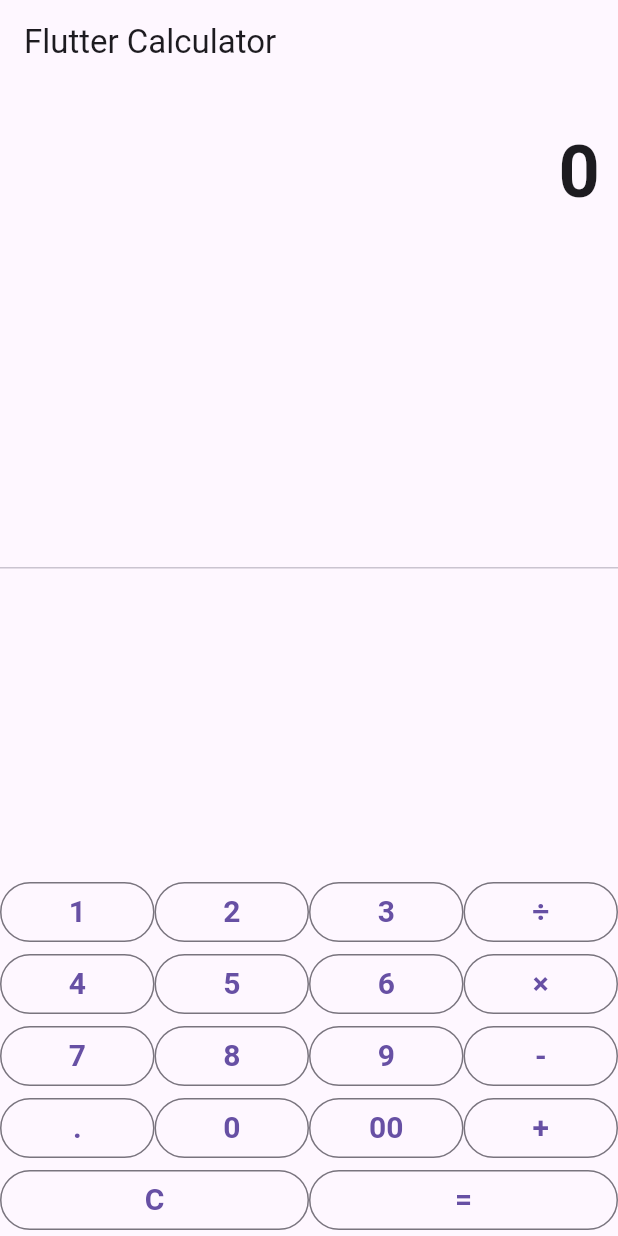
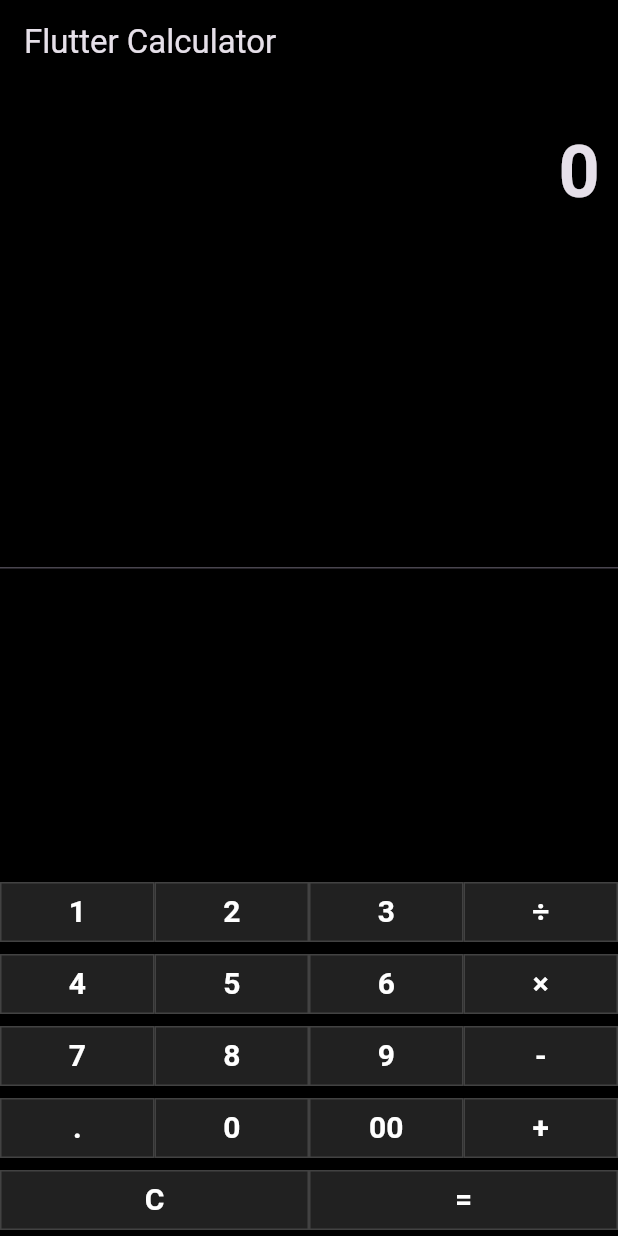
Before and after one commit to KshitijH123/calculater_flutter, a Flutter app: the screen it shows after launch, on a phone screen of 412 x 824 dp. Run offline on Flutter 3.47's test engine with Material 3 defaults, Android fonts, the light colour scheme and no system bars.

Commit message:
background colour

```diff
--- a/lib/main.dart
+++ b/lib/main.dart
@@ -8,7 +8,22 @@ class CalculatorApp extends StatelessWidget {
   Widget build(BuildContext context) {
     return MaterialApp(
       title: 'Flutter Calculator',
-      theme: ThemeData(primarySwatch: Colors.blue),
+      theme: ThemeData.dark().copyWith(
+        scaffoldBackgroundColor: Colors.black,
+        appBarTheme: AppBarTheme(
+          backgroundColor: Colors.black,
+          elevation: 0,
+        ),
+        outlinedButtonTheme: OutlinedButtonThemeData(
+          style: OutlinedButton.styleFrom(
+            foregroundColor: Colors.white, backgroundColor: Colors.grey[900],
+            side: BorderSide(color: Colors.grey[800]!, width: 1),
+            shape: RoundedRectangleBorder(
+              borderRadius: BorderRadius.circular(0),
+            ),
+          ),
+        ),
+      ),
       home: Calculator(),
       debugShowCheckedModeBanner: false,
     );
```
